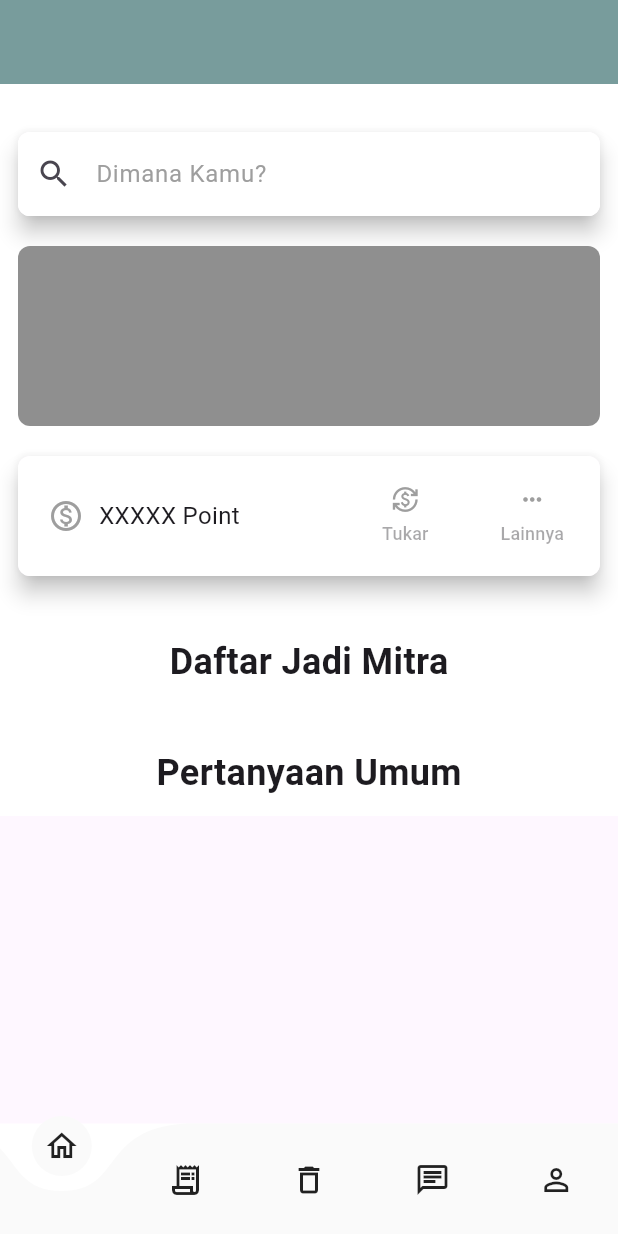
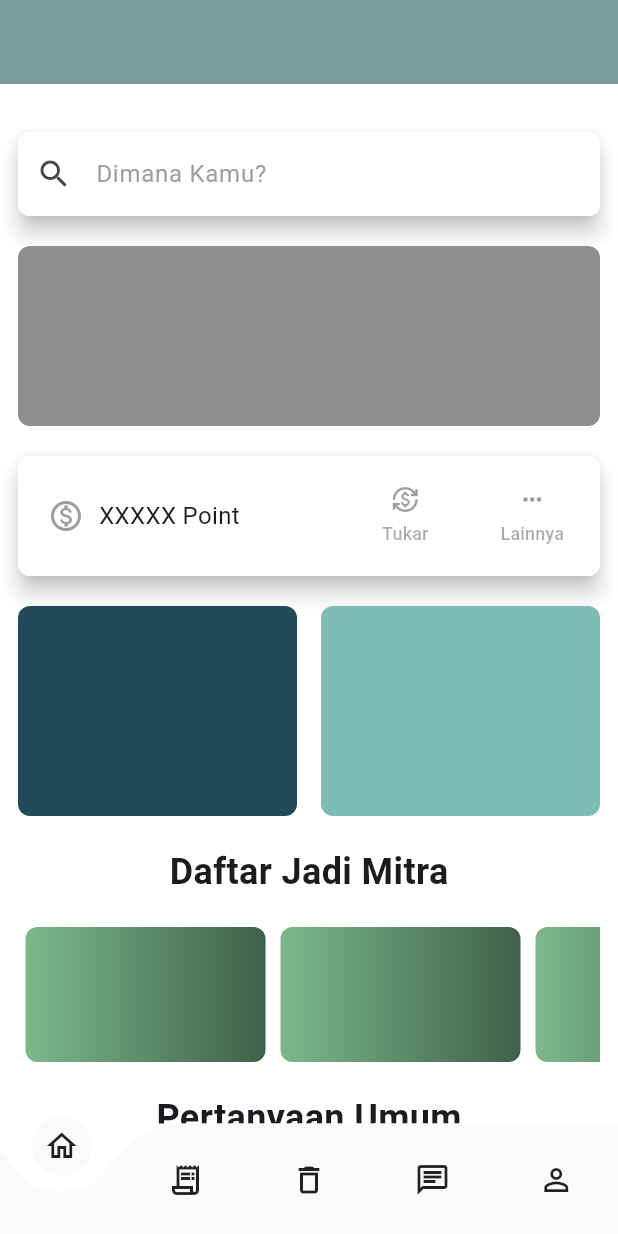
Before and after one commit to Dynameiz/Kang-Sampah, a Flutter app: the screen it shows after launch, on a phone screen of 412 x 824 dp. Run offline on Flutter 3.47's test engine with Material 3 defaults, Android fonts, the phone set to English and light mode, and no system bars; drawn by our look-alikes of curved_navigation_bar.

Commit message:
Homepage Prototype

```diff
--- /dev/null
+++ b/lib/components/partnership_card.dart
@@ -0,0 +1,23 @@
+import 'package:flutter/material.dart';
+
+class PartnershipCard extends StatefulWidget {
+  const PartnershipCard({super.key});
+
+  @override
+  State<PartnershipCard> createState() => _PartnershipCardState();
+}
+
+class _PartnershipCardState extends State<PartnershipCard> {
+  @override
+  Widget build(BuildContext context) {
+    return Container(
+      margin: const EdgeInsets.symmetric(horizontal: 5),
+      height: 90,
+      width: 160,
+      decoration: BoxDecoration(
+        gradient: const LinearGradient(colors: [ Color.fromRGBO(124, 184, 139, 1),  Color.fromRGBO(62, 96, 73, 1)]),
+        borderRadius: BorderRadius.circular(8),
+      ),
+    );
+  }
+}
--- /dev/null
+++ b/lib/components/question_card.dart
@@ -0,0 +1,24 @@
+import 'package:flutter/material.dart';
+
+class QuestionCard extends StatefulWidget {
+  const QuestionCard({super.key});
+
+  @override
+  State<QuestionCard> createState() => _QuestionCardState();
+}
+
+class _QuestionCardState extends State<QuestionCard> {
+  @override
+  Widget build(BuildContext context) {
+    return Container(
+      margin: const EdgeInsets.symmetric(horizontal: 5),
+      height: 150,
+      width: 150,
+      decoration: BoxDecoration(
+        color: Colors.white,
+        border: Border.all(color: Colors.grey),
+        borderRadius: BorderRadius.circular(8),
+      ),
+    );
+  }
+}
--- a/lib/components/tpa_card.dart
+++ b/lib/components/tpa_card.dart
@@ -10,6 +10,13 @@ class TpaCard extends StatefulWidget {
 class _TpaCardState extends State<TpaCard> {
   @override
   Widget build(BuildContext context) {
-    return const Placeholder();
+    return Container(
+      height: 140,
+      width: MediaQuery.sizeOf(context).width * 0.5 - 20,
+      decoration: BoxDecoration(
+        color: const Color.fromRGBO(126, 189, 181, 1),
+        borderRadius: BorderRadius.circular(8),
+      ),
+    );
   }
 }
--- a/lib/components/tps_card.dart
+++ b/lib/components/tps_card.dart
@@ -10,6 +10,13 @@ class TpsCard extends StatefulWidget {
 class _TpsCardState extends State<TpsCard> {
   @override
   Widget build(BuildContext context) {
-    return const Placeholder();
+    return Container(
+      height: 140,
+      width: MediaQuery.sizeOf(context).width * 0.5 - 20,
+      decoration: BoxDecoration(
+        color: const Color.fromRGBO(34, 74, 88, 1),
+        borderRadius: BorderRadius.circular(8),
+      ),
+    );
   }
 }
--- a/lib/pages/home_page.dart
+++ b/lib/pages/home_page.dart
@@ -1,6 +1,8 @@
 import 'package:flutter/material.dart';
 import 'package:kang_sampah/components/my_points.dart';
 import 'package:kang_sampah/components/my_searchbar.dart';
+import 'package:kang_sampah/components/partnership_card.dart';
+import 'package:kang_sampah/components/question_card.dart';
 import 'package:kang_sampah/components/tpa_card.dart';
 import 'package:kang_sampah/components/tps_card.dart';
 
@@ -34,29 +36,39 @@ class _HomePageState extends State<HomePage> {
             const SizedBox(height: 20,),
             const MyPoints(),
             const SizedBox(height: 20,),
-            // const Row(
-            //   mainAxisAlignment: MainAxisAlignment.spaceEvenly,
-            //   children: [
-            //     TpsCard(),
-            //     TpaCard(),
-            //   ],
-            // ),
+            const Row(
+              mainAxisAlignment: MainAxisAlignment.spaceBetween,
+              children: [
+                TpsCard(),
+                TpaCard(),
+              ],
+            ),
             const SizedBox(height: 20,),
             const Text('Daftar Jadi Mitra', style: TextStyle(fontWeight: FontWeight.w700, fontSize: 24,),),
             const SizedBox(height: 20,),
-            // const SingleChildScrollView(
-            //   scrollDirection: Axis.horizontal,
-            //   child: Row(
-            //     children: [
-
-            //     ],
-            //   ),
-            // )
+            const SingleChildScrollView(
+              scrollDirection: Axis.horizontal,
+              child: Row(
+                children: [
+                  PartnershipCard(),
+                  PartnershipCard(),
+                  PartnershipCard(),
+                ],
+              ),
+            ),
             const SizedBox(height: 20,),
             const Text('Pertanyaan Umum', style: TextStyle(fontWeight: FontWeight.w700, fontSize: 24,),),
-            // const Row(
-            //   children: [],
-            // )
+            const SingleChildScrollView(
+              scrollDirection: Axis.horizontal,
+              child: Row(
+                children: [
+                  QuestionCard(),
+                  QuestionCard(),
+                  QuestionCard(),
+                  QuestionCard(),
+                ],
+              ),
+            ),
           ],
         ),
       ),
```
